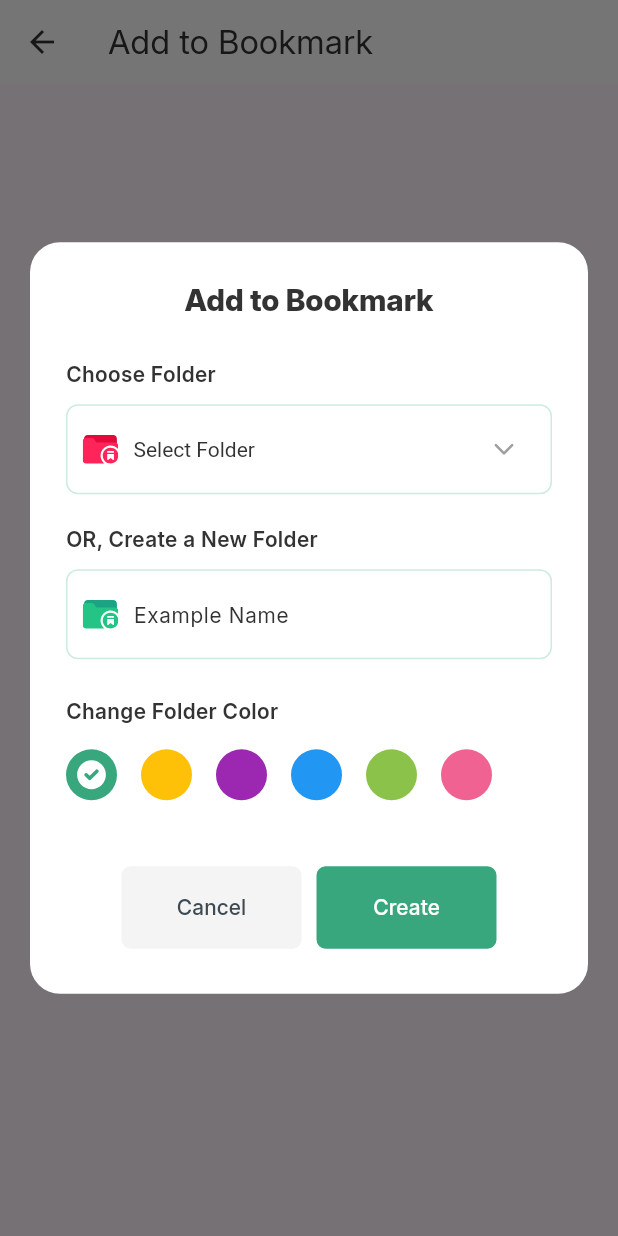
After one commit to shakilmahmud10/muslim_pro, a Flutter app: the AddToBookmark screen opened directly, after a tap on "Add to Bookmark", on a phone screen of 412 x 824 dp. The commit adds this screen. Run offline on Flutter 3.47's test engine with Material 3 defaults, Android fonts, the phone set to English and light mode, and no system bars; our stand-ins replace flutter_svg.

Commit message:
add to bookmark

```diff
--- /dev/null
+++ b/lib/add_to_bookmark/add_to_bookmark.dart
@@ -0,0 +1,411 @@
+import 'package:flutter/material.dart';
+import 'package:flutter_svg/svg.dart';
+
+// ====================================================================
+// 1. Color and Style Constants
+// ====================================================================
+
+class AppColors {
+  // Primary Green Color (Create button, selected checkmark)
+  static const Color primaryGreen = Color(0xFF38A77E);
+  // Pink/Magenta color for the 'Select Folder' icon
+  static const Color pinkFolder = Color(0xFFE91E63);
+  // Green color for the 'Create New Folder' icon
+  static const Color greenFolder = Color(0xFF4CAF50);
+  // Text colors
+  static const Color textDark = Color(0xFF333333);
+  static const Color textLight = Color(0xFF3D4953);
+  static const Color border = Color(0xFFE0E0E0);
+
+  // Color options for the folder color picker
+  static const List<Color> folderColors = [
+    primaryGreen,
+    Color(0xFFFFC107), // Yellow
+    Color(0xFF9C27B0), // Purple
+    Color(0xFF2196F3), // Blue
+    Color(0xFF8BC34A), // Lime Green
+    Color(0xFFF06292), // Hot Pink
+  ];
+}
+
+class AppStyles {
+  static const TextStyle dialogTitle = TextStyle(
+    fontSize: 20,
+    fontWeight: FontWeight.w900,
+    color: AppColors.textDark,
+  );
+
+  static const TextStyle sectionHeader = TextStyle(
+    fontSize: 14,
+    fontWeight: FontWeight.w600,
+    color: AppColors.textDark,
+  );
+
+  static const TextStyle selectFieldText = TextStyle(
+    fontSize: 14,
+    color: AppColors.textDark,
+  );
+
+  static const TextStyle buttonTextPrimary = TextStyle(
+    fontSize: 14,
+    fontWeight: FontWeight.w500,
+    color: Colors.white,
+  );
+
+  static const TextStyle buttonTextSecondary = TextStyle(
+    fontSize: 14,
+    fontWeight: FontWeight.w500,
+    color: AppColors.textLight,
+  );
+}
+
+// ====================================================================
+// 2. Reusable Dialog Components
+// ====================================================================
+
+class ColorOption extends StatelessWidget {
+  final Color color;
+  final bool isSelected;
+  final VoidCallback onTap;
+
+  const ColorOption({
+    super.key,
+    required this.color,
+    required this.isSelected,
+    required this.onTap,
+  });
+
+  @override
+  Widget build(BuildContext context) {
+    return GestureDetector(
+      onTap: onTap,
+      child: Container(
+        width: 34,
+        height: 34,
+        margin: const EdgeInsets.symmetric(horizontal: 8.0),
+        decoration: BoxDecoration(
+          color: color,
+          shape: BoxShape.circle,
+          // 1. Border shoriye deya hoyeche. Selection er jonno r kono border nai.
+          border: null,
+        ),
+        child: isSelected
+            // 2. Icon er bodole SvgPicture.asset use kora hoyeche
+            ? Center(
+                child: SvgPicture.asset(
+                  'assets/image/svg/tik.svg', // Apnar SVG file er path
+                  width: 24,
+                  height: 24,
+                  // Ei property ti SVG ke shada (white) color korbe
+                  colorFilter: const ColorFilter.mode(
+                    Colors.white,
+                    BlendMode.srcIn,
+                  ),
+                ),
+              )
+            : null,
+      ),
+    );
+  }
+}
+
+class BookmarkDialogContent extends StatefulWidget {
+  const BookmarkDialogContent({super.key});
+
+  @override
+  State<BookmarkDialogContent> createState() => _BookmarkDialogContentState();
+}
+
+class _BookmarkDialogContentState extends State<BookmarkDialogContent> {
+  Color _selectedColor = AppColors.folderColors.first;
+  String? _selectedFolder; // State for the dropdown value
+
+  @override
+  Widget build(BuildContext context) {
+    // Dropdown options (dummy data)
+    const List<String> folderOptions = [
+      'Select Folder',
+      'Folder 1',
+      'Folder 2',
+      'Work',
+      'Personal',
+    ];
+
+    return AlertDialog(
+      backgroundColor: const Color(0xFFFFFFFF),
+      // Dialog shape and padding matching the video
+      shape: RoundedRectangleBorder(borderRadius: BorderRadius.circular(20.0)),
+      insetPadding: const EdgeInsets.symmetric(
+        horizontal: 20.0,
+      ), // ✅ Dialog width
+      // contentPadding: const EdgeInsets.fromLTRB(18, 18, 18, 0),
+      titlePadding: const EdgeInsets.only(top: 25.0, bottom: 10.0),
+      title: const Center(
+        child: Text('Add to Bookmark', style: AppStyles.dialogTitle),
+      ),
+      content: SizedBox(
+        width: double.maxFinite, // ✅ Take full available width
+
+        child: SingleChildScrollView(
+          child: IntrinsicHeight(
+            child: Column(
+              crossAxisAlignment: CrossAxisAlignment.start,
+              mainAxisSize: MainAxisSize.min,
+              children: [
+                // --- Choose Folder Section ---
+                const Text('Choose Folder', style: AppStyles.sectionHeader),
+                const SizedBox(height: 10),
+                Container(
+                  height: 60,
+                  padding: const EdgeInsets.symmetric(
+                    horizontal: 10.0,
+                    vertical: 5.0,
+                  ),
+                  decoration: BoxDecoration(
+                    border: Border.all(
+                      color: Color(0xFF36B084).withOpacity(0.25),
+                    ),
+                    borderRadius: BorderRadius.circular(8.0),
+                  ),
+                  child: Row(
+                    children: [
+                      // Icon placeholder
+                      SvgPicture.asset(
+                        'assets/image/svg/bookmarkFolder.svg',
+                        width: 24,
+                        height: 24,
+                        // colorFilter: const ColorFilter.mode(
+                        //   AppColors.pinkFolder,
+                        //   BlendMode.srcIn,
+                        // ),
+                      ),
+                      const SizedBox(width: 10),
+                      Expanded(
+                        child: DropdownButtonHideUnderline(
+                          child: DropdownButton<String>(
+                            isExpanded: true,
+                            value: _selectedFolder ?? folderOptions.first,
+                            style: AppStyles.selectFieldText,
+                            icon: Padding(
+                              padding: const EdgeInsets.only(right: 12.0),
+                              child: SvgPicture.asset(
+                                'assets/image/svg/arrow_down.svg',
+                                width: 18, // Size adjust korte paren
+                                height: 18,
+                                colorFilter: const ColorFilter.mode(
+                                  Colors.grey,
+                                  BlendMode.srcIn,
+                                ),
+                              ),
+                            ),
+                            onChanged: (String? newValue) {
+                              setState(() {
+                                _selectedFolder = newValue;
+                              });
+                            },
+                            items: folderOptions.map<DropdownMenuItem<String>>((
+                              String value,
+                            ) {
+                              return DropdownMenuItem<String>(
+                                value: value,
+                                child: Text(value),
+                              );
+                            }).toList(),
+                          ),
+                        ),
+                      ),
+                    ],
+                  ),
+                ),
+                const SizedBox(height: 20),
+                // --- Separator ---
+                Text('OR, Create a New Folder', style: AppStyles.sectionHeader),
+                const SizedBox(height: 10),
+
+                // --- Create a New Folder Section (Input Field) ---
+                Container(
+                  height: 60,
+                  padding: const EdgeInsets.symmetric(horizontal: 10.0),
+                  decoration: BoxDecoration(
+                    border: Border.all(
+                      color: Color(0xFF36B084).withOpacity(0.25),
+                    ),
+                    borderRadius: BorderRadius.circular(8.0),
+                  ),
+                  child: Row(
+                    children: [
+                      // Icon placeholder
+                      SvgPicture.asset(
+                        'assets/image/svg/bookmarkFolder2.svg',
+                        width: 24,
+                        height: 24,
+                        // colorFilter: const ColorFilter.mode(
+                        //   AppColors.greenFolder,
+                        //   BlendMode.srcIn,
+                        // ),
+                      ),
+                      const SizedBox(width: 10),
+                      const Expanded(
+                        child: TextField(
+                          decoration: InputDecoration(
+                            hintText: 'Example Name',
+                            hintStyle: AppStyles.selectFieldText,
+                            border: InputBorder.none,
+                            contentPadding: EdgeInsets.symmetric(
+                              vertical: 12.0,
+                            ),
+                          ),
+                          style: AppStyles.selectFieldText,
+                        ),
+                      ),
+                    ],
+                  ),
+                ),
+                const SizedBox(height: 25),
+
+                // --- Change Folder Color Section ---
+                const Text(
+                  'Change Folder Color',
+                  style: AppStyles.sectionHeader,
+                ),
+                const SizedBox(height: 15),
+                // The Container with a Transform is used to shift the content
+                // 8 pixels to the left to counteract the margin of the first ColorOption.
+                Container(
+                  // This transform moves the Wrap widget.
+                  transform: Matrix4.translationValues(-8.0, 0, 0),
+                  child: Wrap(
+                    // Row er bodole Wrap widget use kora hoyeche
+                    children: AppColors.folderColors.map((color) {
+                      return ColorOption(
+                        color: color,
+                        isSelected: _selectedColor == color,
+                        onTap: () {
+                          setState(() {
+                            _selectedColor = color;
+                          });
+                        },
+                      );
+                    }).toList(),
+                  ),
+                ),
+                const SizedBox(height: 20),
+              ],
+            ),
+          ),
+        ),
+      ),
+      // --- Action Buttons ---
+      actionsPadding: const EdgeInsets.fromLTRB(18, 0, 18, 30),
+      actions: <Widget>[
+        Row(
+          mainAxisAlignment: MainAxisAlignment.center, // ✅ Center alignment
+          children: [
+            SizedBox(
+              width: 120, // ✅ Fixed width instead of Expanded
+              height: 55,
+              child: TextButton(
+                style: TextButton.styleFrom(
+                  backgroundColor: const Color(0xFFF4F4F4),
+                  shape: RoundedRectangleBorder(
+                    borderRadius: BorderRadius.circular(6.0),
+                    // side: const BorderSide(color: AppColors.border, width: 1),
+                  ),
+                ),
+                onPressed: () {
+                  Navigator.of(context).pop();
+                },
+                child: const Text(
+                  'Cancel',
+                  style: AppStyles.buttonTextSecondary,
+                ),
+              ),
+            ),
+            const SizedBox(width: 10),
+            SizedBox(
+              width: 120, // ✅ Fixed width instead of Expanded
+              height: 55,
+              child: ElevatedButton(
+                style: ElevatedButton.styleFrom(
+                  backgroundColor: AppColors.primaryGreen,
+                  shape: RoundedRectangleBorder(
+                    borderRadius: BorderRadius.circular(6.0),
+                  ),
+                  elevation: 0,
+                ),
+                onPressed: () {
+                  Navigator.of(context).pop();
+                },
+                child: const Text('Create', style: AppStyles.buttonTextPrimary),
+              ),
+            ),
+          ],
+        ),
+      ],
+    );
+  }
+}
+
+// ====================================================================
+// 3. Main Application and Button Logic
+// ====================================================================
+
+class AddToBookmark extends StatelessWidget {
+  const AddToBookmark({super.key});
+
+  void _showBookmarkDialog(BuildContext context) {
+    showDialog(
+      context: context,
+      builder: (BuildContext context) {
+        return const BookmarkDialogContent();
+      },
+    );
+  }
+
+  @override
+  Widget build(BuildContext context) {
+    return Scaffold(
+      appBar: AppBar(
+        title: const Text('Add to Bookmark'),
+        backgroundColor: Colors.white,
+        foregroundColor: AppColors.textDark,
+      ),
+      body: Center(
+        child: ElevatedButton(
+          onPressed: () => _showBookmarkDialog(context),
+          style: ElevatedButton.styleFrom(
+            backgroundColor: AppColors.primaryGreen,
+            padding: const EdgeInsets.symmetric(horizontal: 20, vertical: 15),
+            shape: RoundedRectangleBorder(
+              borderRadius: BorderRadius.circular(10),
+            ),
+          ),
+          child: const Text(
+            "Add to Bookmark",
+            style: TextStyle(color: Colors.white, fontSize: 16),
+          ),
+        ),
+      ),
+    );
+  }
+}
+
+// ====================================================================
+// 4. Main Function
+// ====================================================================
+
+void main() {
+  runApp(const MyApp());
+}
+
+class MyApp extends StatelessWidget {
+  const MyApp({super.key});
+
+  @override
+  Widget build(BuildContext context) {
+    return const MaterialApp(
+      debugShowCheckedModeBanner: false,
+      home: AddToBookmark(),
+    );
+  }
+}
--- a/lib/allPage.dart
+++ b/lib/allPage.dart
@@ -1,4 +1,5 @@
 import 'package:flutter/material.dart';
+import 'package:muslim_pro/add_to_bookmark/add_to_bookmark.dart';
 import 'package:muslim_pro/surah_card/surah_card.dart';
 import 'package:muslim_pro/zakat_Calculator/zakat_Calculator.dart';
 
@@ -39,6 +40,7 @@ class Allpage extends StatelessWidget {
                 ),
               ),
             ),
+            SizedBox(height: 20),
             ElevatedButton(
               onPressed: () {
                 Navigator.push(
@@ -67,6 +69,35 @@ class Allpage extends StatelessWidget {
                 ),
               ),
             ),
+            SizedBox(height: 20),
+            ElevatedButton(
+              onPressed: () {
+                Navigator.push(
+                  context,
+                  MaterialPageRoute(
+                    builder: (context) => const AddToBookmark(),
+                  ),
+                );
+              },
+              style: ElevatedButton.styleFrom(
+                backgroundColor: Colors.blue,
+                padding: const EdgeInsets.symmetric(
+                  horizontal: 24,
+                  vertical: 12,
+                ),
+                shape: RoundedRectangleBorder(
+                  borderRadius: BorderRadius.circular(8),
+                ),
+              ),
+              child: const Text(
+                "Add to bookmark",
+                style: TextStyle(
+                  color: Colors.white,
+                  fontSize: 16,
+                  fontWeight: FontWeight.bold,
+                ),
+              ),
+            ),
           ],
         ),
       ),
--- a/lib/zakat_Calculator/zakat_Calculator.dart
+++ b/lib/zakat_Calculator/zakat_Calculator.dart
@@ -771,7 +771,7 @@ class ZakatCalculatorScreen extends StatefulWidget {
 }
 
 class _ZakatCalculatorScreenState extends State<ZakatCalculatorScreen> {
-  int _currentStep = 6; // Start at step 6 to show the report screen for fixing
+  int _currentStep = 1; // Start at step 6 to show the report screen for fixing
 
   void _nextStep() {
     setState(() {
```
Also changed, not shown: assets/image/svg/arrow_down.svg (added), assets/image/svg/bookmarkFolder.svg (added), assets/image/svg/bookmarkFolder2.svg (added), assets/image/svg/tik.svg (added).
